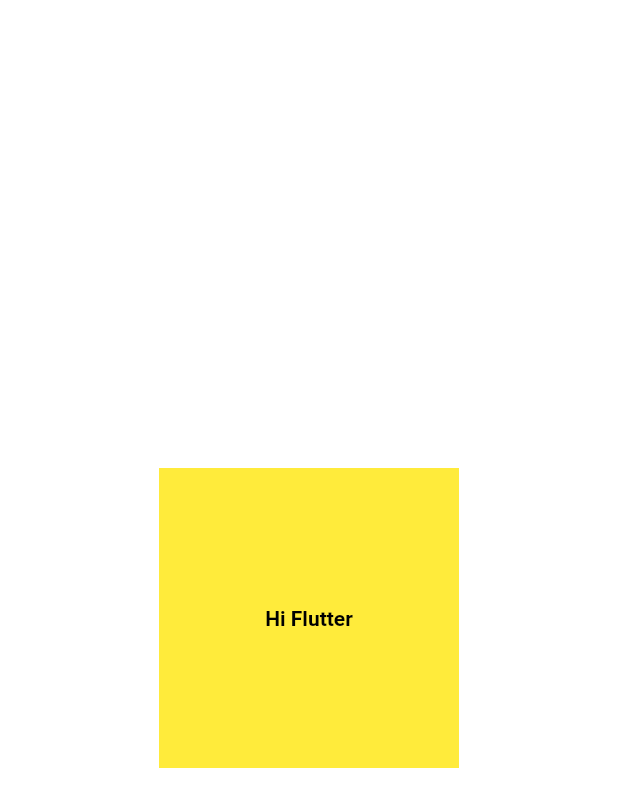
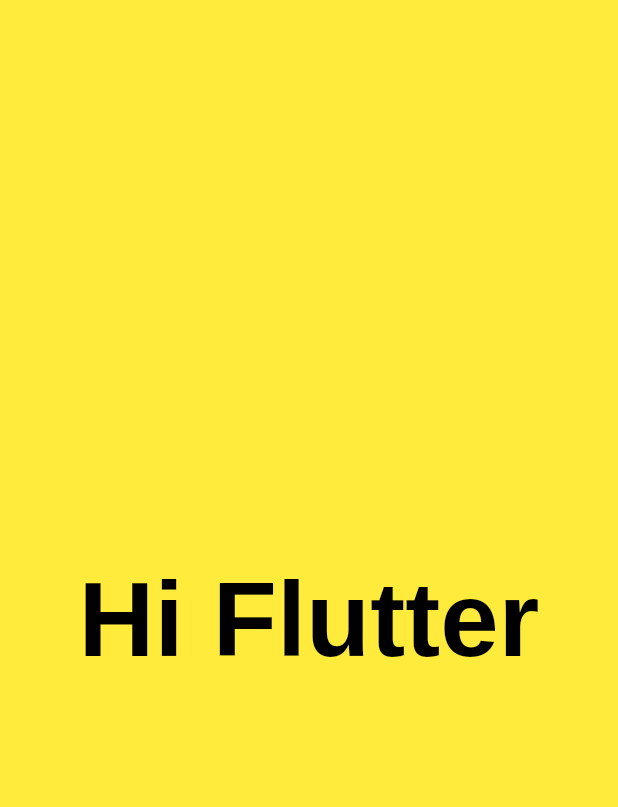
Before and after one commit to alMohamady/flutter_app, a Flutter app: the screen it shows after launch, on a phone screen of 412 x 824 dp. Shown: the top 807 px of the screen. Run offline on Flutter 3.47's test engine with Material 2 defaults, Android fonts, the phone set to English and light mode, and no system bars.

Commit message:
Flutter Custom Fonts

```diff
--- a/lib/layouts/home_screen.dart
+++ b/lib/layouts/home_screen.dart
@@ -10,12 +10,14 @@ class HomeScreen extends StatelessWidget {
        child:  Container(
             alignment: Alignment.center,
             color: Colors.yellow,
-            width: 200,
-            height: 200,
-            //margin: EdgeInsets.only(left: 30, top: 20),
-            padding: EdgeInsets.all(50),
-            child: Text("Hi Flutter", textDirection: TextDirection.ltr,
-              style: TextStyle(color: Colors.black, fontWeight: FontWeight.bold),
+            child: Text("Hi Flutter",
+              textDirection: TextDirection.ltr,
+              style: TextStyle(
+                color: Colors.black,
+                fontSize: 70,
+                fontFamily: "Arimo",
+                fontWeight: FontWeight.w700,
+              ),
             )
         )
     );
```
Also changed, not shown: pubspec.yaml (+13 -11 lines), fonts/Arimo-Bold.ttf (added), fonts/Arimo-Italic.ttf (added), fonts/Arimo-Regular.ttf (added), fonts/Ranga-Bold.ttf (added), fonts/Ranga-Regular.ttf (added).
